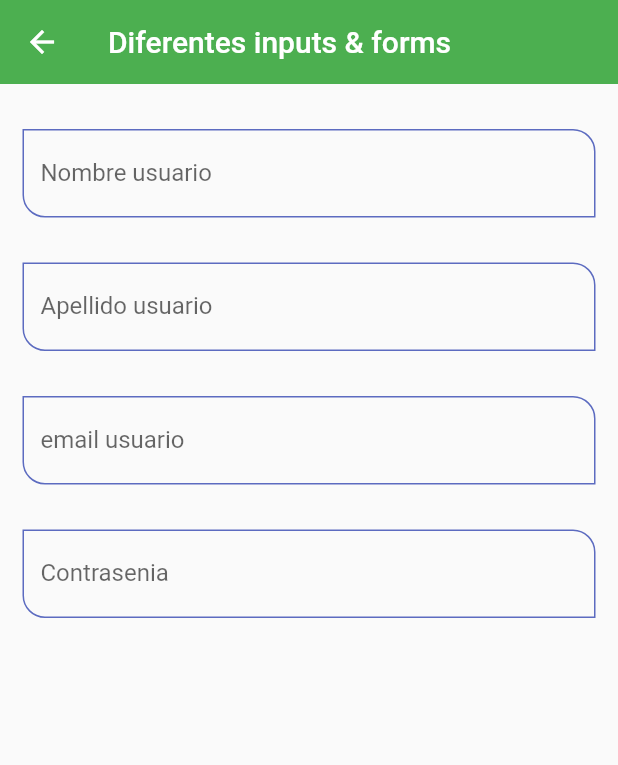
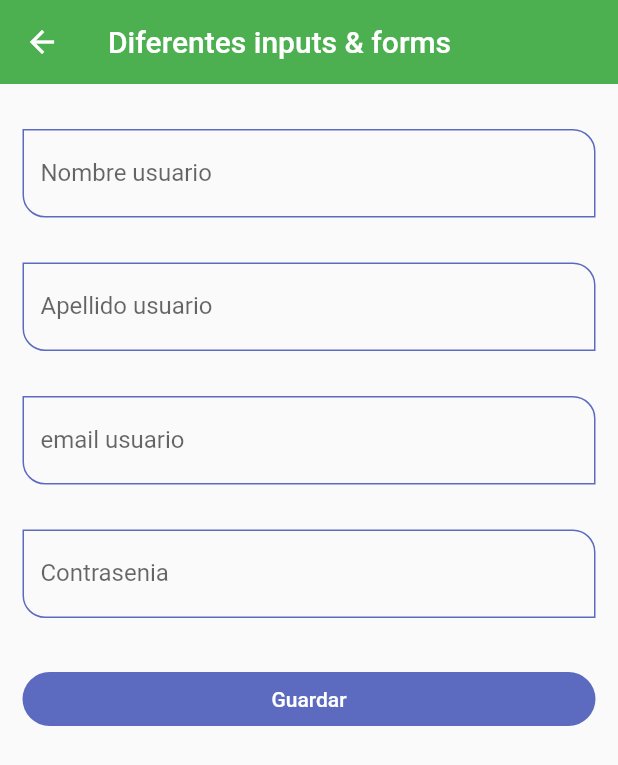
Before and after one commit to jcarloshg/Componentes_Flutter, a Flutter app: the InputsScreen screen opened by its route, on a phone screen of 412 x 824 dp. Shown: the top 765 px of the screen. Run offline on Flutter 3.47's test engine with Material 2 defaults, Android fonts, the phone set to English and light mode, and no system bars.

Commit message:
ADD widget [Form] into screen [InputsScreen]

```diff
--- a/lib/pages/inputs_screen/inputs_screen.dart
+++ b/lib/pages/inputs_screen/inputs_screen.dart
@@ -6,6 +6,16 @@
 
   @override
   Widget build(BuildContext context) {
+    final GlobalKey<FormState> myFormKey = GlobalKey<FormState>();
+
+    final Map<String, String> formValues = {
+      'first_name': 'Pablo',
+      'last_name': 'Villareal',
+      'email': 'pablo@email.com',
+      'password': '123546',
+      'role': 'admin'
+    };
+
     return Scaffold(
       appBar: AppBar(
         title: const Text('Diferentes inputs & forms'),
@@ -13,31 +23,52 @@
       body: SingleChildScrollView(
         child: Padding(
           padding: const EdgeInsets.symmetric(vertical: 30, horizontal: 15),
+          child: Form(
+            key: myFormKey,
             child: Column(
-            children: const [
-              CustomInputField(
+              children: [
+                const CustomInputField(
                   labelText: 'Nombre usuario',
                   hintText: 'Nombre de la persona',
                 ),
-              SizedBox(height: 30),
-              CustomInputField(
+                const SizedBox(height: 30),
+                const CustomInputField(
                   labelText: 'Apellido usuario',
                   hintText: 'Apellido de la persona',
                 ),
-              SizedBox(height: 30),
-              CustomInputField(
+                const SizedBox(height: 30),
+                const CustomInputField(
                   labelText: 'email usuario',
                   hintText: 'email de la persona',
                   keyboardType: TextInputType.emailAddress,
                 ),
-              SizedBox(height: 30),
-              CustomInputField(
+                const SizedBox(height: 30),
+                const CustomInputField(
                   labelText: 'Contrasenia',
                   hintText: 'Contrasenia debe ser 8 digs',
                   keyboardType: TextInputType.visiblePassword,
                   obscureText: true,
                 ),
+                const SizedBox(height: 30),
+                ElevatedButton(
+                  onPressed: () {
+                    FocusScope.of(context).requestFocus(FocusNode());
+
+                    if (!myFormKey.currentState!.validate()) {
+                      // ignore: avoid_print
+                      print("NOT valid");
+                      return;
+                    }
+                    // ignore: avoid_print
+                    print(formValues);
+                  },
+                  child: const SizedBox(
+                    child: Center(child: Text("Guardar")),
+                    width: double.infinity,
+                  ),
+                )
               ],
+            ),
           ),
         ),
       ),
--- a/lib/theme/app_theme.dart
+++ b/lib/theme/app_theme.dart
@@ -35,7 +35,7 @@
     // floatingActionButtonTheme
     elevatedButtonTheme: ElevatedButtonThemeData(
       style: ElevatedButton.styleFrom(
-        primary: Colors.blue.shade200,
+        primary: primary,
         shape: const StadiumBorder(),
         elevation: 0,
       ),
```
Lines whose indentation alone changed are shown as unchanged.
